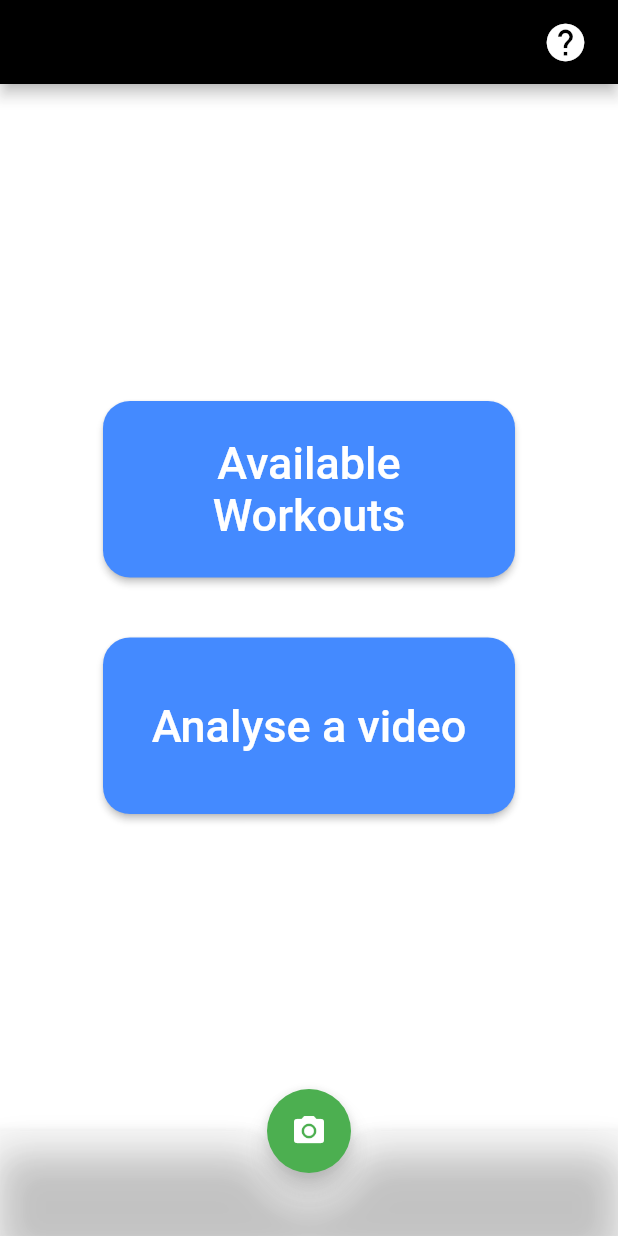
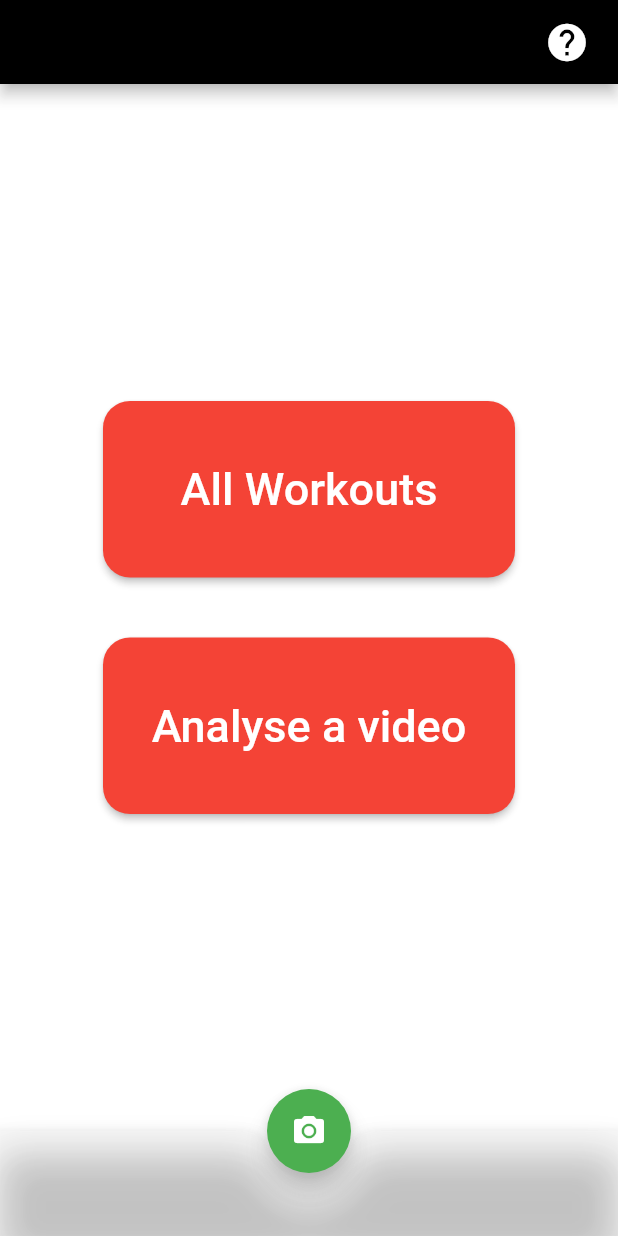
Before and after one commit to AryanSethi/AR-Fit, a Flutter app: the screen it shows after launch, on a phone screen of 412 x 824 dp. Run offline on Flutter 3.47's test engine with Material 2 defaults, Android fonts, the phone set to English and light mode, and no system bars; our stand-ins replace splashscreen; missing offline and left inert: giffy_dialog.

Commit message:
Help section added

```diff
--- a/lib/home_page.dart
+++ b/lib/home_page.dart
@@ -1,5 +1,30 @@
 import 'package:flutter/material.dart';
 import 'package:flutter/widgets.dart';
+import 'package:giffy_dialog/giffy_dialog.dart';
+
+//  --------  HELP  -------- FUNCTION -----
+show_dialogue(context) {
+  return showDialog(
+      context: context,
+      builder: (BuildContext context) {
+        return AssetGiffyDialog(
+          image: Image.asset(
+            'assets/help_stick.gif',
+            fit: BoxFit.cover
+          ),
+          title: Text("Guide",
+              style: TextStyle(fontSize: 22.0, fontWeight: FontWeight.w600)),
+          description: Text(
+            "Use the 'Available workouts' button to check out the full collection of workouts\nAnd use the'Analyse a video'Analyse a video' "
+                "button to score the posture of a recorded video.",
+            textAlign: TextAlign.center,
+          ),
+          entryAnimation: EntryAnimation.BOTTOM,
+          onOkButtonPressed: ()=> Navigator.of(context).pop(),
+          onlyOkButton: true,
+        );
+      });
+}
 
 class HomePage extends StatelessWidget {
   @override
@@ -10,12 +35,12 @@
         backgroundColor: Colors.black,
         actions: [
           Padding(
-            padding: EdgeInsets.only(right: 20.0),
-            child: GestureDetector(
-                onTap: () => {},
-                child: Icon(
-                    Icons.help, size: 30.0
-                )
+            padding: EdgeInsets.only(right: 10.0),
+            child: IconButton(
+              onPressed: () => {show_dialogue(context)},
+              iconSize: 30.0,
+              tooltip: "Help",
+              icon: Icon(Icons.help),
             ),
           )
         ],
@@ -34,10 +59,10 @@
                   shape: RoundedRectangleBorder(
                     borderRadius: BorderRadius.circular(18.0),
                   ),
-                  color: Colors.blueAccent,
+                  color: Colors.red,
                   padding: EdgeInsets.all(15.0),
                   onPressed: () => {},
-                  child: Text('Available Workouts',
+                  child: Text('All Workouts',
                       textAlign: TextAlign.center,
                       style: TextStyle(
                         fontSize: 30,
@@ -52,7 +77,7 @@
                   shape: RoundedRectangleBorder(
                     borderRadius: BorderRadius.circular(18.0),
                   ),
-                  color: Colors.blueAccent,
+                  color: Colors.red,
                   padding: EdgeInsets.all(15.0),
                   onPressed: () => {},
                   child: Text('Analyse a video',
--- a/pubspec.yaml
+++ b/pubspec.yaml
@@ -24,6 +24,7 @@
   flutter:
     sdk: flutter
   splashscreen: ^1.2.0
+  giffy_dialog: ^1.8.0
 
 
   # The following adds the Cupertino Icons font to your application.
@@ -48,6 +49,8 @@
   # To add assets to your application, add an assets section, like this:
   assets:
     - stick-f.png
+    - help_stick.gif
+    -
 
   # An image asset can refer to one or more resolution-specific "variants", see
   # https://flutter.dev/assets-and-images/#resolution-aware.
```
Also changed, not shown: assets/help_stick.gif (added), assets/stick-f.jpg (deleted), pubspec.lock.
